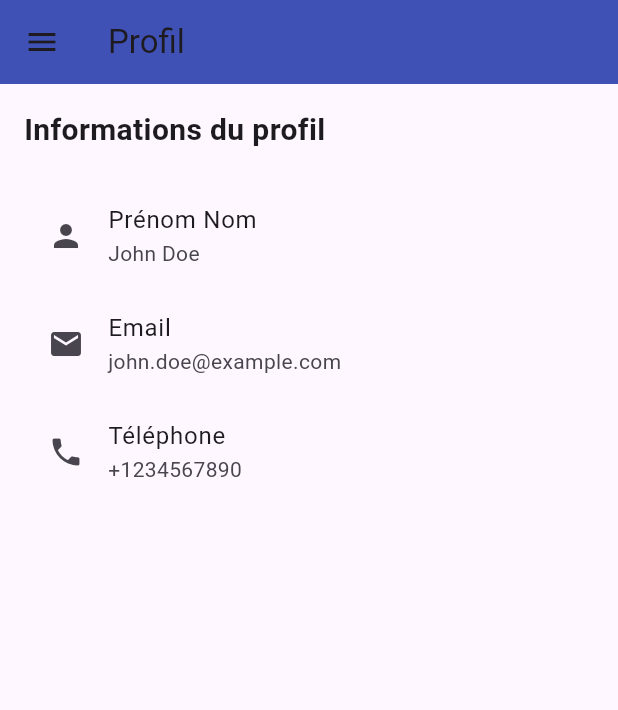
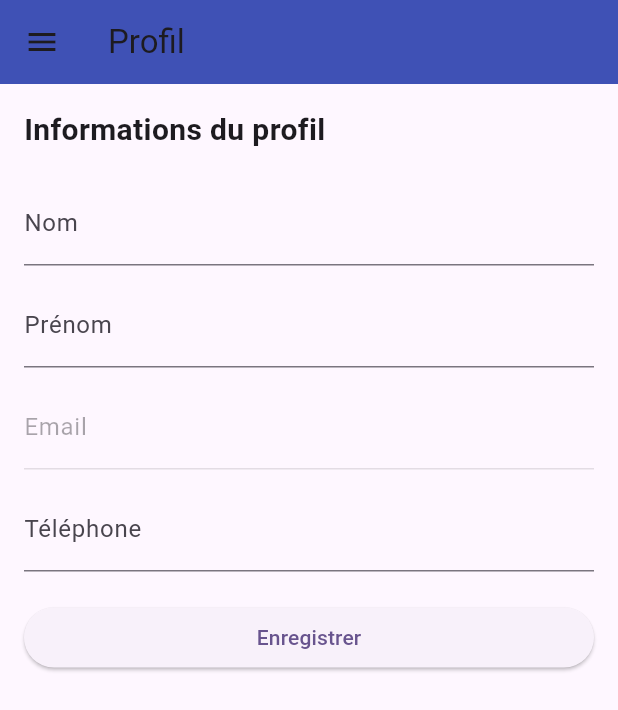
Before and after one commit to akoun-dev/memovox, a Flutter app: the ProfilePage screen opened by its route, on a phone screen of 412 x 824 dp. Shown: the top 710 px of the screen. Run offline on Flutter 3.47's test engine with Material 3 defaults, Android fonts, the light colour scheme and no system bars; our stand-ins replace flutter_local_notifications, line_icons, shared_preferences, speech_to_text, supabase_flutter; accounts and stored records are empty.

Commit message:
Add theme system and profile features

```diff
--- a/lib/pages/user/ProfilePage.dart
+++ b/lib/pages/user/ProfilePage.dart
@@ -1,5 +1,6 @@
 import 'package:flutter/material.dart';
 import 'package:memovox/core/layout/AppDrawer.dart';
+import 'package:memovox/services/user_service.dart';
 
 class ProfilePage extends StatefulWidget {
   const ProfilePage({super.key});
@@ -9,6 +10,45 @@ class ProfilePage extends StatefulWidget {
 }
 
 class _ProfilePageState extends State<ProfilePage> {
+  final UserService _service = UserService();
+
+  final _firstNameCtrl = TextEditingController();
+  final _lastNameCtrl = TextEditingController();
+  final _emailCtrl = TextEditingController();
+  final _phoneCtrl = TextEditingController();
+
+  bool _loading = true;
+
+  @override
+  void initState() {
+    super.initState();
+    _load();
+  }
+
+  Future<void> _load() async {
+    final data = await _service.getProfile();
+    if (data != null) {
+      _firstNameCtrl.text = data['first_name'] ?? '';
+      _lastNameCtrl.text = data['last_name'] ?? '';
+      _emailCtrl.text = data['email'] ?? '';
+      _phoneCtrl.text = data['phone'] ?? '';
+    }
+    setState(() => _loading = false);
+  }
+
+  Future<void> _save() async {
+    await _service.updateProfile(
+      firstName: _firstNameCtrl.text,
+      lastName: _lastNameCtrl.text,
+      phone: _phoneCtrl.text,
+    );
+    if (mounted) {
+      ScaffoldMessenger.of(context).showSnackBar(
+        const SnackBar(content: Text('Profil mis à jour')),
+      );
+    }
+  }
+
   @override
   Widget build(BuildContext context) {
     return Scaffold(
@@ -17,30 +57,46 @@ class _ProfilePageState extends State<ProfilePage> {
         backgroundColor: Colors.indigo,
       ),
       drawer: const AppDrawer(),
-      body: SingleChildScrollView(
+      body: _loading
+          ? const Center(child: CircularProgressIndicator())
+          : SingleChildScrollView(
               padding: const EdgeInsets.all(16.0),
               child: Column(
                 crossAxisAlignment: CrossAxisAlignment.start,
                 children: [
                   const Text(
                     'Informations du profil',
-              style: TextStyle(fontSize: 20, fontWeight: FontWeight.bold),
+                    style:
+                        TextStyle(fontSize: 20, fontWeight: FontWeight.bold),
                   ),
                   const SizedBox(height: 20),
-            ListTile(
-              leading: const Icon(Icons.person),
-              title: const Text('Prénom Nom'),
-              subtitle: const Text('John Doe'),
+                  TextField(
+                    controller: _lastNameCtrl,
+                    decoration: const InputDecoration(labelText: 'Nom'),
                   ),
-            ListTile(
-              leading: const Icon(Icons.email),
-              title: const Text('Email'),
-              subtitle: const Text('john.doe@example.com'),
+                  const SizedBox(height: 12),
+                  TextField(
+                    controller: _firstNameCtrl,
+                    decoration: const InputDecoration(labelText: 'Prénom'),
                   ),
-            ListTile(
-              leading: const Icon(Icons.phone),
-              title: const Text('Téléphone'),
-              subtitle: const Text('+1234567890'),
+                  const SizedBox(height: 12),
+                  TextField(
+                    controller: _emailCtrl,
+                    enabled: false,
+                    decoration: const InputDecoration(labelText: 'Email'),
+                  ),
+                  const SizedBox(height: 12),
+                  TextField(
+                    controller: _phoneCtrl,
+                    decoration: const InputDecoration(labelText: 'Téléphone'),
+                  ),
+                  const SizedBox(height: 20),
+                  SizedBox(
+                    width: double.infinity,
+                    child: ElevatedButton(
+                      onPressed: _save,
+                      child: const Text('Enregistrer'),
+                    ),
                   ),
                 ],
               ),
--- /dev/null
+++ b/lib/services/theme_provider.dart
@@ -0,0 +1,19 @@
+import 'package:flutter/material.dart';
+import 'theme_service.dart';
+
+class ThemeProvider extends ChangeNotifier {
+  ThemeMode _mode = ThemeMode.system;
+
+  ThemeMode get mode => _mode;
+
+  Future<void> load() async {
+    _mode = await ThemeService.loadThemeMode();
+    notifyListeners();
+  }
+
+  Future<void> update(ThemeMode mode) async {
+    _mode = mode;
+    await ThemeService.saveThemeMode(mode);
+    notifyListeners();
+  }
+}
--- a/pubspec.yaml
+++ b/pubspec.yaml
@@ -40,6 +40,7 @@ dependencies:
   intl: ^0.18.1
   speech_to_text: ^6.6.0
   flutter_local_notifications: ^17.1.2
+  provider: ^6.1.2
 
 dev_dependencies:
   flutter_test:
```
Also changed, not shown: lib/main.dart (+29 -7 lines), lib/pages/user/SettingsPage.dart (+21 -3 lines), lib/services/theme_service.dart (added, +29 -0 lines), lib/services/user_service.dart (added, +33 -0 lines), 1 other file. Lines whose indentation alone changed are shown as unchanged.
